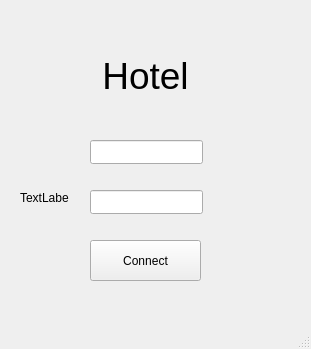
Above: ui/Authorization.ui from Ruha24/HotelQt before the change. Below: the same form after it.
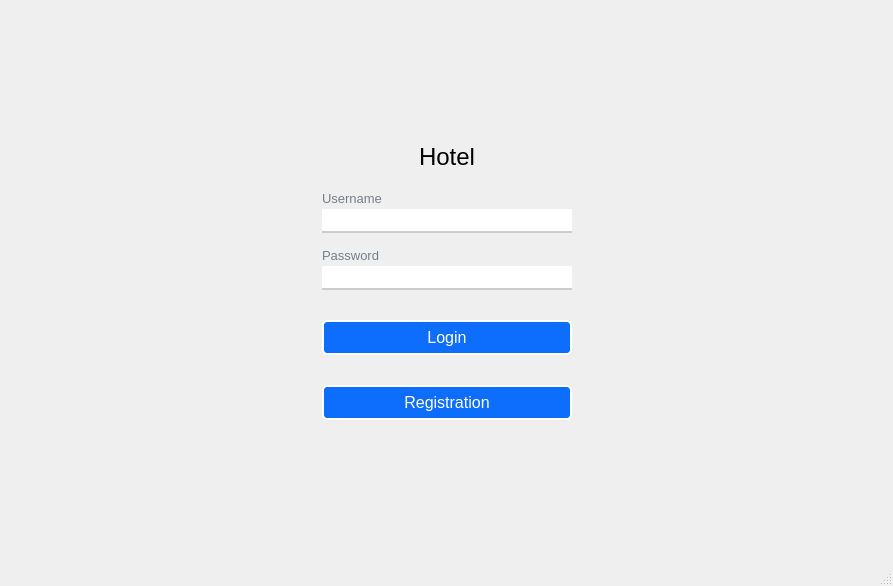
That is the form after the change.

Diff of the .ui file:
```diff
--- a/ui/Authorization.ui
+++ b/ui/Authorization.ui
@@ -6,81 +6,278 @@
    <rect>
     <x>0</x>
     <y>0</y>
-    <width>311</width>
-    <height>349</height>
+    <width>893</width>
+    <height>586</height>
    </rect>
   </property>
   <property name="windowTitle">
    <string>Authorization</string>
   </property>
+  <property name="styleSheet">
+   <string notr="true">QLabel
+{
+	color: #767e89;
+}
+QLabel#label
+{
+	color: #000;
+}
+
+QLineEdit
+{
+	border: none;
+	border-bottom: 2px solid #ccc;
+}
+
+QLineEdit:focus
+{
+	border-bottom: 2px solid #28a2a2;
+}
+
+QPushButton
+{
+	background-color: #0d6efd;
+	border: 2px solid #fff;
+	color: #fff;
+	border-radius: 5px;
+	padding: 6px;
+	margin-top: 10px 
+}
+
+QPushButton:hover, QPushButton:clicked
+{
+		background-color: #0b5ed7;
+		border: 2px solid #9ac3fe;
+}</string>
+  </property>
   <widget class="QWidget" name="centralwidget">
-   <widget class="QLabel" name="label">
-    <property name="geometry">
-     <rect>
-      <x>90</x>
-      <y>40</y>
-      <width>111</width>
-      <height>71</height>
-     </rect>
-    </property>
-    <property name="font">
-     <font>
-      <pointsize>28</pointsize>
-     </font>
-    </property>
-    <property name="text">
-     <string>Hotel</string>
-    </property>
-    <property name="alignment">
-     <set>Qt::AlignCenter</set>
-    </property>
-   </widget>
-   <widget class="QLineEdit" name="lineEdit">
-    <property name="geometry">
-     <rect>
-      <x>90</x>
-      <y>140</y>
-      <width>113</width>
-      <height>24</height>
-     </rect>
-    </property>
-   </widget>
-   <widget class="QLineEdit" name="lineEdit_2">
-    <property name="geometry">
-     <rect>
-      <x>90</x>
-      <y>190</y>
-      <width>113</width>
-      <height>24</height>
-     </rect>
-    </property>
-   </widget>
-   <widget class="QPushButton" name="pushButton">
-    <property name="geometry">
-     <rect>
-      <x>90</x>
-      <y>240</y>
-      <width>111</width>
-      <height>41</height>
-     </rect>
-    </property>
-    <property name="text">
-     <string>Connect</string>
-    </property>
-   </widget>
-   <widget class="QLabel" name="label_2">
-    <property name="geometry">
-     <rect>
-      <x>20</x>
-      <y>190</y>
-      <width>49</width>
-      <height>16</height>
-     </rect>
-    </property>
-    <property name="text">
-     <string>TextLabel</string>
-    </property>
-   </widget>
+   <layout class="QGridLayout" name="gridLayout_2">
+    <item row="2" column="1">
+     <spacer name="verticalSpacer_3">
+      <property name="orientation">
+       <enum>Qt::Vertical</enum>
+      </property>
+      <property name="sizeHint" stdset="0">
+       <size>
+        <width>20</width>
+        <height>93</height>
+       </size>
+      </property>
+     </spacer>
+    </item>
+    <item row="1" column="0">
+     <spacer name="horizontalSpacer_3">
+      <property name="orientation">
+       <enum>Qt::Horizontal</enum>
+      </property>
+      <property name="sizeHint" stdset="0">
+       <size>
+        <width>243</width>
+        <height>20</height>
+       </size>
+      </property>
+     </spacer>
+    </item>
+    <item row="0" column="1">
+     <spacer name="verticalSpacer_4">
+      <property name="orientation">
+       <enum>Qt::Vertical</enum>
+      </property>
+      <property name="sizeHint" stdset="0">
+       <size>
+        <width>20</width>
+        <height>93</height>
+       </size>
+      </property>
+     </spacer>
+    </item>
+    <item row="1" column="2">
+     <spacer name="horizontalSpacer_4">
+      <property name="orientation">
+       <enum>Qt::Horizontal</enum>
+      </property>
+      <property name="sizeHint" stdset="0">
+       <size>
+        <width>242</width>
+        <height>20</height>
+       </size>
+      </property>
+     </spacer>
+    </item>
+    <item row="1" column="1">
+     <widget class="QWidget" name="widget" native="true">
+      <layout class="QGridLayout" name="gridLayout">
+       <item row="0" column="1">
+        <spacer name="verticalSpacer_2">
+         <property name="orientation">
+          <enum>Qt::Vertical</enum>
+         </property>
+         <property name="sizeHint" stdset="0">
+          <size>
+           <width>20</width>
+           <height>40</height>
+          </size>
+         </property>
+        </spacer>
+       </item>
+       <item row="1" column="0">
+        <spacer name="horizontalSpacer">
+         <property name="orientation">
+          <enum>Qt::Horizontal</enum>
+         </property>
+         <property name="sizeHint" stdset="0">
+          <size>
+           <width>40</width>
+           <height>20</height>
+          </size>
+         </property>
+        </spacer>
+       </item>
+       <item row="1" column="1">
+        <layout class="QVBoxLayout" name="verticalLayout_4">
+         <property name="spacing">
+          <number>20</number>
+         </property>
+         <item>
+          <widget class="QLabel" name="label">
+           <property name="font">
+            <font>
+             <pointsize>18</pointsize>
+            </font>
+           </property>
+           <property name="text">
+            <string>Hotel</string>
+           </property>
+           <property name="alignment">
+            <set>Qt::AlignCenter</set>
+           </property>
+          </widget>
+         </item>
+         <item>
+          <layout class="QVBoxLayout" name="verticalLayout_3">
+           <property name="spacing">
+            <number>15</number>
+           </property>
+           <item>
+            <layout class="QVBoxLayout" name="verticalLayout">
+             <property name="spacing">
+              <number>3</number>
+             </property>
+             <item>
+              <widget class="QLabel" name="label_2">
+               <property name="font">
+                <font>
+                 <pointsize>10</pointsize>
+                </font>
+               </property>
+               <property name="text">
+                <string>Username</string>
+               </property>
+              </widget>
+             </item>
+             <item>
+              <widget class="QLineEdit" name="login">
+               <property name="minimumSize">
+                <size>
+                 <width>250</width>
+                 <height>0</height>
+                </size>
+               </property>
+               <property name="font">
+                <font>
+                 <pointsize>13</pointsize>
+                </font>
+               </property>
+              </widget>
+             </item>
+            </layout>
+           </item>
+           <item>
+            <layout class="QVBoxLayout" name="verticalLayout_2">
+             <property name="spacing">
+              <number>3</number>
+             </property>
+             <item>
+              <widget class="QLabel" name="label_3">
+               <property name="font">
+                <font>
+                 <pointsize>10</pointsize>
+                </font>
+               </property>
+               <property name="text">
+                <string>Password</string>
+               </property>
+              </widget>
+             </item>
+             <item>
+              <widget class="QLineEdit" name="password">
+               <property name="font">
+                <font>
+                 <pointsize>13</pointsize>
+                </font>
+               </property>
+              </widget>
+             </item>
+            </layout>
+           </item>
+          </layout>
+         </item>
+         <item>
+          <widget class="QPushButton" name="login_2">
+           <property name="font">
+            <font>
+             <pointsize>12</pointsize>
+            </font>
+           </property>
+           <property name="text">
+            <string>Login</string>
+           </property>
+          </widget>
+         </item>
+         <item>
+          <widget class="QPushButton" name="buttonReg">
+           <property name="font">
+            <font>
+             <pointsize>12</pointsize>
+            </font>
+           </property>
+           <property name="text">
+            <string>Registration</string>
+           </property>
+          </widget>
+         </item>
+        </layout>
+       </item>
+       <item row="1" column="2">
+        <spacer name="horizontalSpacer_2">
+         <property name="orientation">
+          <enum>Qt::Horizontal</enum>
+         </property>
+         <property name="sizeHint" stdset="0">
+          <size>
+           <width>40</width>
+           <height>20</height>
+          </size>
+         </property>
+        </spacer>
+       </item>
+       <item row="2" column="1">
+        <spacer name="verticalSpacer">
+         <property name="orientation">
+          <enum>Qt::Vertical</enum>
+         </property>
+         <property name="sizeHint" stdset="0">
+          <size>
+           <width>20</width>
+           <height>40</height>
+          </size>
+         </property>
+        </spacer>
+       </item>
+      </layout>
+     </widget>
+    </item>
+   </layout>
   </widget>
   <widget class="QMenuBar" name="menubar">
    <property name="geometry">
```
Left out of the diff: 2 changed lines with no effect on the pictures.
